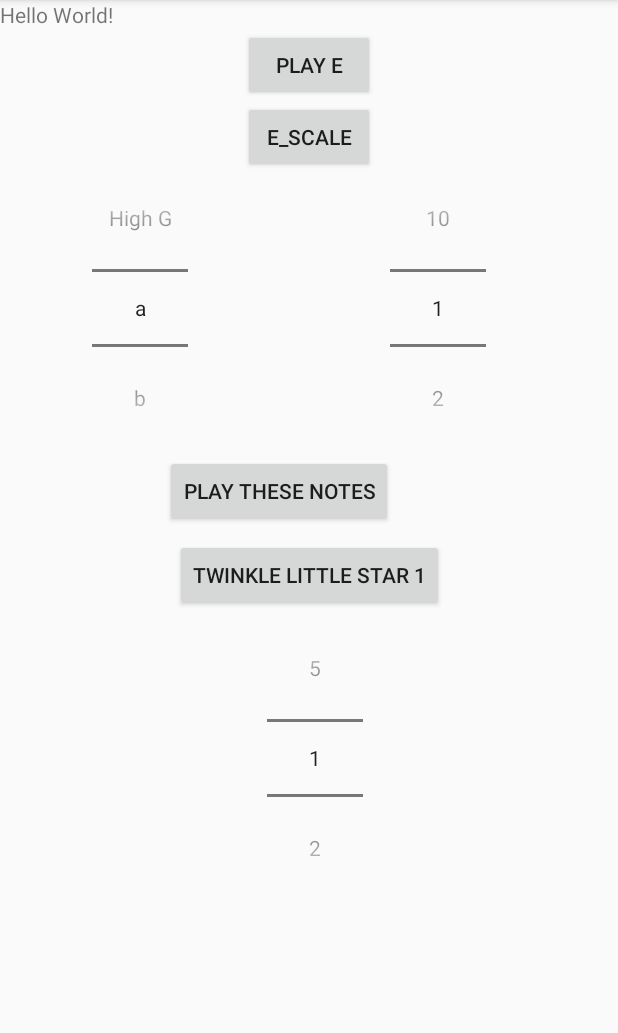
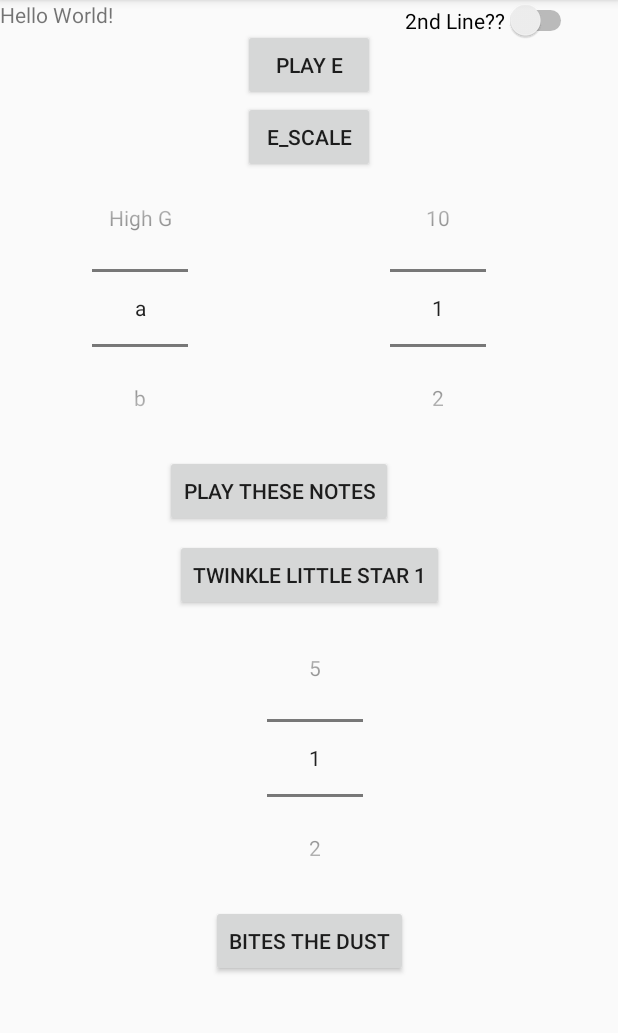
Before and after one commit to JasonB75/Synthizizer_Bald2win, an Android app: the screen it shows after launch (MainActivity), on a phone screen of 412 x 824 dp, the part 84-1117 px from its top. Run offline under Robolectric (Android 15) with nearby library versions, the phone set to English and light mode, and no system bars.

Commit message:
Updated edit at 1223

```diff
--- a/app/src/main/java/com/superking75/synthizizer_baldwin/MainActivity.java
+++ b/app/src/main/java/com/superking75/synthizizer_baldwin/MainActivity.java
@@ -16,8 +16,11 @@ import org.w3c.dom.Text;
 public class MainActivity extends AppCompatActivity {
     private static final String TAG = MainActivity.class.getName();
 
-    private final int WHOLE_NOTE = 2000;
+    private final int WHOLE_NOTE = 4000;
     private final int HALF_NOTE = WHOLE_NOTE/2;
+    private final int QUARTER_NOTE = WHOLE_NOTE/4;
+    private final int EIGHT_NOTE = WHOLE_NOTE/8;
+    private final int SIXTEEN_NOTE  = WHOLE_NOTE/16;
 
     private Button button1;
     private Button button2;
@@ -26,6 +29,7 @@ public class MainActivity extends AppCompatActivity {
     private NumberPicker noteNumber;
     private NumberPicker notePicker;
     private NumberPicker twinkletimes;
+    private  Button button5;
 
     private MediaPlayer mpA;
     private MediaPlayer mpB;
@@ -56,6 +60,7 @@ public class MainActivity extends AppCompatActivity {
         button2 = (Button)findViewById(R.id.button2);
         noteNumberButton = (Button)findViewById(R.id.noteNumberButton);
         button3= (Button)findViewById(R.id.button3);
+        button5= (Button) findViewById(R.id.button5);
         final TextView main = (TextView) findViewById(R.id.text1);
         noteNumber = (NumberPicker) findViewById(R.id.np);
         notePicker = (NumberPicker) findViewById(R.id.note);
@@ -74,9 +79,19 @@ public class MainActivity extends AppCompatActivity {
         final int[] noteIdListE = {R.raw.scalee,R.raw.scalefs,R.raw.scalegs,R.raw.scalea,R.raw.scaleb,R.raw.scalecs,R.raw.scaleds,R.raw.scalehighe};
         //High E, High E, D, D, C Sharp, C Sharp, B
         final int[] twinkleList1 = {R.raw.scalea, R.raw.scalea, R.raw.scalehighe,R.raw.scalehighe,R.raw.scalehighfs,R.raw.scalehighfs,R.raw.scalehighe,R.raw.scaled,R.raw.scaled,R.raw.scalecs,R.raw.scalecs,R.raw.scaleb,R.raw.scaleb,R.raw.scalea};
-        final int[] twinkleList2 = {R.raw.scalehighe,R.raw.scalehighe,R.raw.scaled,R.raw.scaled,R.raw.scalecs,R.raw.scalecs,R.raw.scaleb, R.raw.scalehighe,R.raw.scalehighe,R.raw.scaled,R.raw.scaled,R.raw.scalecs,R.raw.scalecs,R.raw.scaleb,};
+        final int[] twinkleList2 = {R.raw.scalehighe,R.raw.scalehighe,R.raw.scaled,R.raw.scaled,R.raw.scalecs,R.raw.scalecs,R.raw.scaleb};
         final int[] twinkleTimes2 = {750,750,750,750,750,750,1500};
         final int[] twinkleTimes = {750,750,750,750,750,750,1500,750,750,750,750,750,750,1500};
+
+        final int[] bitesDust = {R.raw.scalee,R.raw.scalee,R.raw.scalee,R.raw.scalee,R.raw.scalee,R.raw.scalee,R.raw.scaleg,R.raw.scalee,R.raw.scalea,R.raw.scalee,R.raw.scalee,R.raw.scalee,R.raw.scalee,R.raw.scalee,R.raw.scalee,R.raw.scaleg,R.raw.scalee,R.raw.scalea,
+                R.raw.scalee,R.raw.scalee,R.raw.scalee,R.raw.scalee,R.raw.scalee,R.raw.scaleg,R.raw.scalee,R.raw.scalee,R.raw.scalee,R.raw.scalee,R.raw.scaleb,R.raw.scaleb,R.raw.scalea,R.raw.scaleb,R.raw.scalea};
+        final int[] bitesNums = {QUARTER_NOTE,QUARTER_NOTE,QUARTER_NOTE,SIXTEEN_NOTE,EIGHT_NOTE,EIGHT_NOTE,EIGHT_NOTE,EIGHT_NOTE,SIXTEEN_NOTE+QUARTER_NOTE,
+                QUARTER_NOTE,QUARTER_NOTE,QUARTER_NOTE,SIXTEEN_NOTE,EIGHT_NOTE,EIGHT_NOTE,EIGHT_NOTE,EIGHT_NOTE,SIXTEEN_NOTE+QUARTER_NOTE,
+                EIGHT_NOTE,EIGHT_NOTE,SIXTEEN_NOTE,SIXTEEN_NOTE,SIXTEEN_NOTE,SIXTEEN_NOTE+EIGHT_NOTE,EIGHT_NOTE,EIGHT_NOTE,SIXTEEN_NOTE,SIXTEEN_NOTE,
+                EIGHT_NOTE,EIGHT_NOTE,SIXTEEN_NOTE,EIGHT_NOTE,SIXTEEN_NOTE+QUARTER_NOTE,
+
+        };
+
 
         mpt = new MediaPlayerThread(MainActivity.this);
 
@@ -194,9 +209,28 @@ public class MainActivity extends AppCompatActivity {
 
             }
         });
+button5.setOnClickListener(new View.OnClickListener() {
+    @Override
+    public void onClick(View v) {
+        int stepper = 0;
+        for (int n: bitesDust)
+        {
+
+            mpt.playNote(n, bitesNums[stepper]);
+            stepper++;
+
+        }
 
 
     }
+});
+
+    }
+
+
+
+
+
     private void delayPlaying(int delay) {
         try {
             Thread.sleep(delay);
--- a/app/src/main/res/layout/activity_main.xml
+++ b/app/src/main/res/layout/activity_main.xml
@@ -85,4 +85,27 @@
         app:layout_constraintStart_toStartOf="parent"
         app:layout_constraintTop_toBottomOf="@+id/noteNumberButton" />
 
+    <Button
+        android:id="@+id/button5"
+        android:layout_width="wrap_content"
+        android:layout_height="wrap_content"
+        android:layout_marginStart="8dp"
+        android:layout_marginTop="8dp"
+        android:layout_marginEnd="8dp"
+        android:text="@string/button5"
+        app:layout_constraintEnd_toEndOf="parent"
+        app:layout_constraintStart_toStartOf="parent"
+        app:layout_constraintTop_toBottomOf="@+id/twinkle" />
+
+    <Switch
+        android:id="@+id/switch1"
+        android:layout_width="wrap_content"
+        android:layout_height="wrap_content"
+        android:layout_marginStart="8dp"
+        android:layout_marginEnd="8dp"
+        android:text="@string/switch1"
+        app:layout_constraintEnd_toEndOf="parent"
+        app:layout_constraintStart_toEndOf="@+id/twinkle"
+        tools:layout_editor_absoluteY="477dp" />
+
 </android.support.constraint.ConstraintLayout>
--- a/app/src/main/res/values/strings.xml
+++ b/app/src/main/res/values/strings.xml
@@ -4,6 +4,9 @@
     <string name="button1">Play E</string>
     <string name="button3">Twinkle Little Star 1</string>
     <string name="button4">Play these notes</string>
+    <string name="button5">Bites the dust </string>
+    <string name="switch1">2nd Line?? </string>
+
 
 
 </resources>
```
